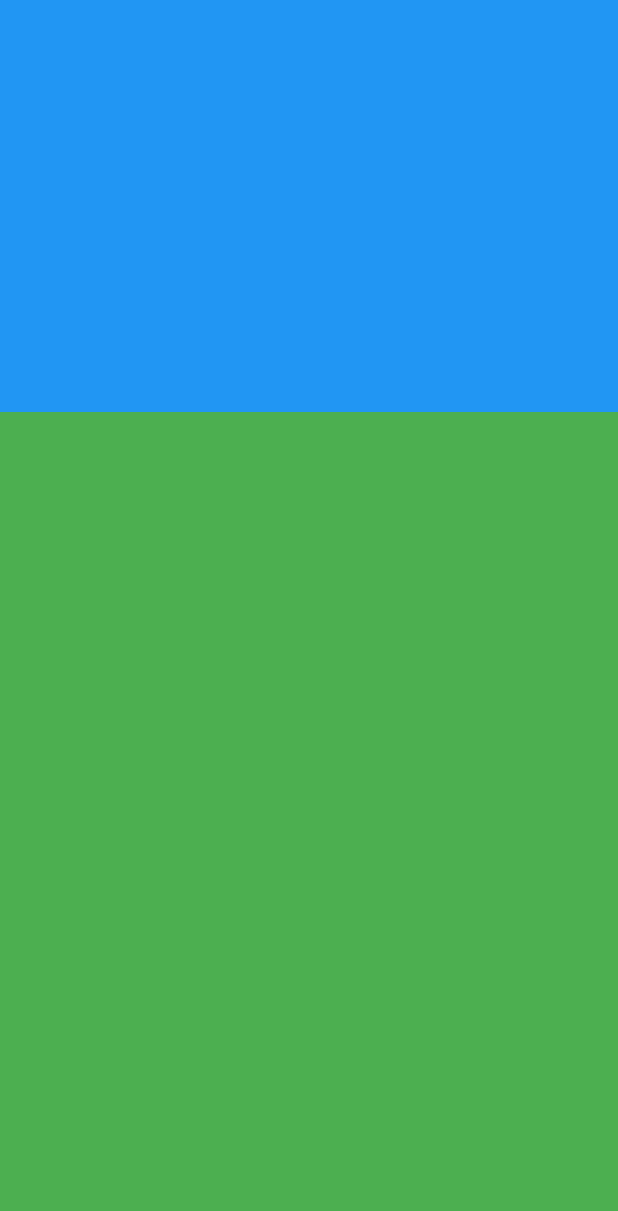
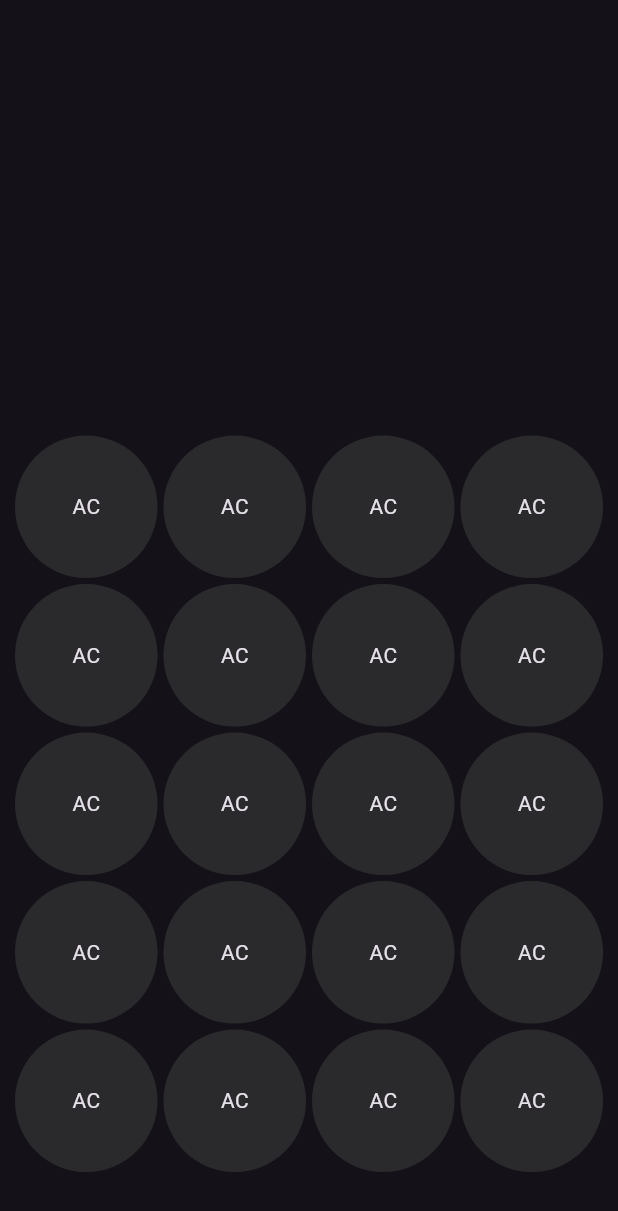
Before and after one commit to Mina176/ios_calculator, a Flutter app: the screen it shows after launch, on a phone screen of 412 x 824 dp. Shown: the top 1211 px of the screen. Run offline on Flutter 3.47's test engine with Material 3 defaults, Android fonts, the phone set to English and light mode, and no system bars.

Commit message:
adding the buttons

```diff
--- a/lib/Widgets/home_view.dart
+++ b/lib/Widgets/home_view.dart
@@ -1,4 +1,5 @@
 import 'package:flutter/material.dart';
+import 'package:ios_calculator/constants.dart';
 
 class HomeView extends StatelessWidget {
   const HomeView({super.key});
@@ -6,20 +7,45 @@ class HomeView extends StatelessWidget {
   @override
   Widget build(BuildContext context) {
     return Scaffold(
-      body: Column(children: [
+      body: Column(crossAxisAlignment: CrossAxisAlignment.stretch, children: [
         Expanded(
-          flex: 1,
-          child: Container(
-            color: Colors.blue,
-          ),
+          child: Container(),
         ),
-        Expanded(
-          flex: 2,
-          child: Container(
-            color: Colors.green,
-          ),
+        Padding(
+          padding: const EdgeInsets.symmetric(horizontal: 8.0),
+          child: SizedBox(
+              height: MediaQuery.of(context).size.height * 0.65,
+              child: GridView.builder(
+                padding: EdgeInsets.all(0),
+                itemCount: 20,
+                gridDelegate: SliverGridDelegateWithFixedCrossAxisCount(
+                    crossAxisCount: 4),
+                itemBuilder: (context, index) {
+                  return CustomButton();
+                },
+              )),
         )
       ]),
     );
   }
 }
+
+class CustomButton extends StatelessWidget {
+  const CustomButton({super.key});
+
+  @override
+  Widget build(BuildContext context) {
+    return Padding(
+      padding: const EdgeInsets.symmetric(horizontal: 2, vertical: 2),
+      child: Container(
+        decoration: BoxDecoration(
+            color: kBlack, borderRadius: BorderRadius.circular(64)),
+        child: Center(
+          child: Text(
+            'AC',
+          ),
+        ),
+      ),
+    );
+  }
+}
--- a/lib/main.dart
+++ b/lib/main.dart
@@ -10,7 +10,8 @@ class IosCaclulator extends StatelessWidget {
 
   @override
   Widget build(BuildContext context) {
-    return const MaterialApp(
+    return MaterialApp(
+      theme: ThemeData.dark(),
       debugShowCheckedModeBanner: false,
       home: HomeView(),
     );
```
